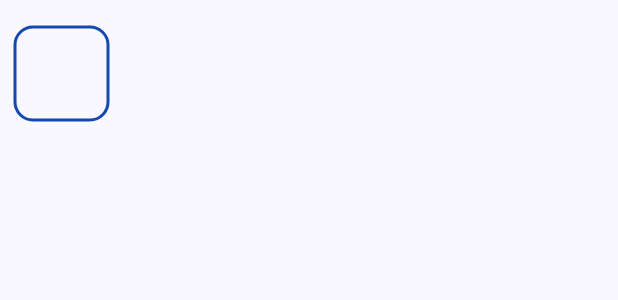
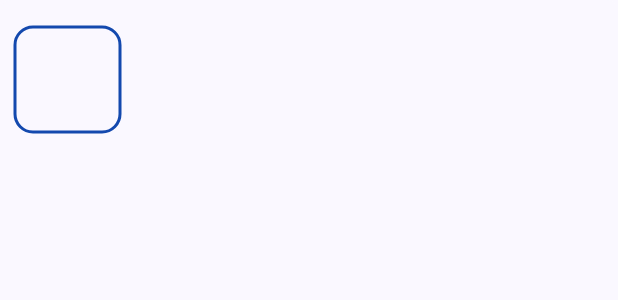
Before and after one commit to roco-kindom/roco-picture-book, an Android app: the layout popup_spirit_details.xml on its own in the app's theme, with its tools: preview values and no code run, on a phone screen of 412 x 824 dp. Shown: the top 300 px of the screen. Run offline under Robolectric (Android 15) with nearby library versions, the phone set to English and light mode, and no system bars.

Commit message:
调整为databinding形式

```diff
--- a/app/src/main/res/layout/popup_spirit_details.xml
+++ b/app/src/main/res/layout/popup_spirit_details.xml
@@ -1,8 +1,14 @@
 <?xml version="1.0" encoding="utf-8"?>
-<androidx.constraintlayout.widget.ConstraintLayout xmlns:android="http://schemas.android.com/apk/res/android"
+<layout xmlns:android="http://schemas.android.com/apk/res/android"
+    xmlns:app="http://schemas.android.com/apk/res-auto">
+
+    <data>
+
+    </data>
+
+    <androidx.constraintlayout.widget.ConstraintLayout
         android:layout_width="match_parent"
         android:layout_height="wrap_content"
-    xmlns:app="http://schemas.android.com/apk/res-auto"
         android:padding="8dp"
         android:background="@drawable/shape_background_corner_top_8">
 
@@ -15,8 +21,20 @@
             app:shapeAppearance="@style/ShapeImageView12dp"
             app:layout_constraintTop_toTopOf="parent"
             app:layout_constraintStart_toStartOf="parent"
-        android:layout_width="66dp"
-        android:layout_height="66dp"/>
+            android:layout_width="74dp"
+            android:layout_height="74dp" />
+
+        <TextView
+            android:id="@+id/tvName"
+            android:textSize="12sp"
+            android:maxLines="2"
+            android:ellipsize="end"
+            android:layout_marginTop="8dp"
+            app:layout_constraintEnd_toEndOf="@+id/ivAvatar"
+            app:layout_constraintStart_toStartOf="@+id/ivAvatar"
+            app:layout_constraintTop_toBottomOf="@+id/ivAvatar"
+            android:layout_width="0dp"
+            android:layout_height="wrap_content" />
 
         <TextView
             android:id="@+id/tvID"
@@ -25,10 +43,10 @@
             app:layout_constraintStart_toEndOf="@+id/ivAvatar"
             app:layout_constraintEnd_toEndOf="parent"
             android:layout_width="0dp"
-        android:layout_height="wrap_content"/>
+            android:layout_height="wrap_content" />
 
         <TextView
-        android:id="@+id/tvName"
+            android:id="@+id/tvInterest"
             android:layout_marginTop="8dp"
             app:layout_constraintEnd_toEndOf="@+id/tvID"
             app:layout_constraintStart_toStartOf="@+id/tvID"
@@ -36,3 +54,4 @@
             android:layout_width="0dp"
             android:layout_height="wrap_content"/>
     </androidx.constraintlayout.widget.ConstraintLayout>
+</layout>
```
Also changed, not shown: app/src/main/java/com/lanier/roco/picturebook/feature/main/SpiritShowPopup.kt (+6 -16 lines), app/src/main/res/values/strings.xml (+9 -0 lines). Lines whose indentation alone changed are shown as unchanged.
